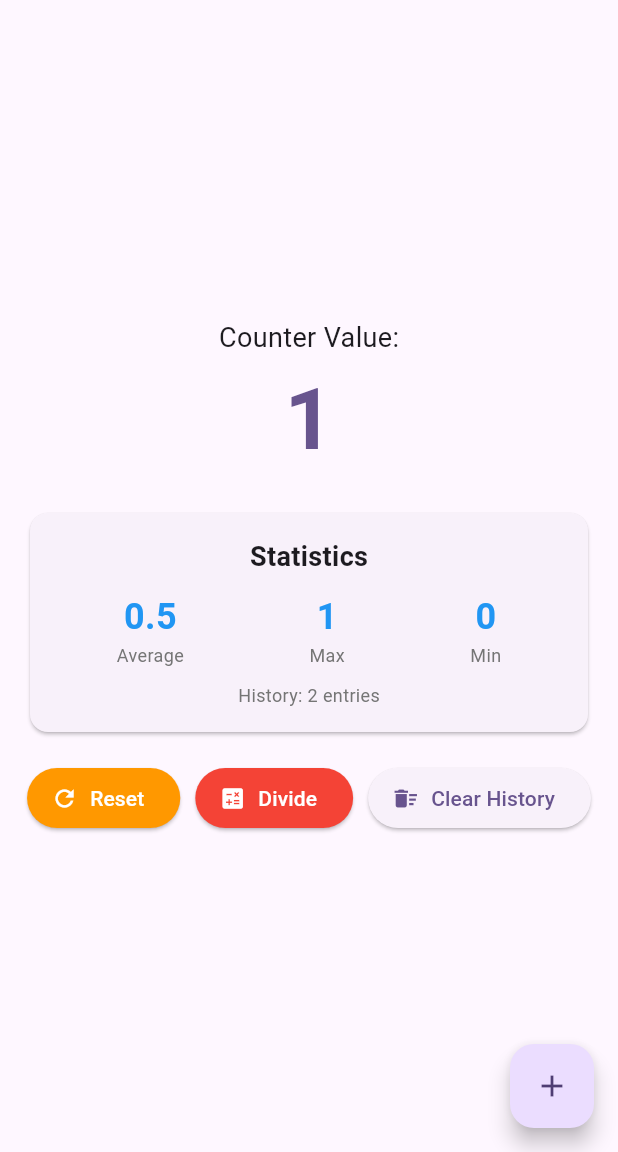
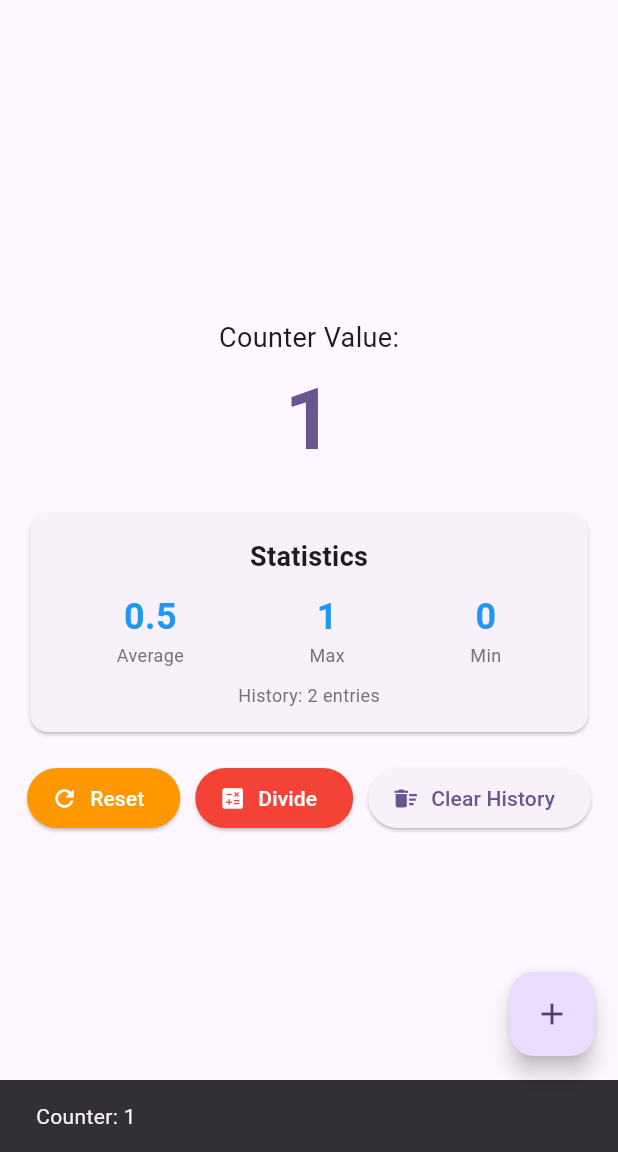
Before and after one commit to Nisakornphm/my_flutter_app, a Flutter app: the screen it shows after launch, after a tap on the "add" icon, on a phone screen of 412 x 824 dp, the part 84-1236 px from its top. Run offline on Flutter 3.47's test engine with Material 3 defaults, Android fonts, the phone set to English and light mode, and no system bars.

```diff
--- a/lib/main.dart
+++ b/lib/main.dart
@@ -35,6 +35,10 @@ class _MyHomePageState extends State<MyHomePage> with SingleTickerProviderStateM
   late AnimationController _animationController;
   late Animation<double> _scaleAnimation;
 
+  // Bug 1: Unused variables
+  final String unusedVariable = 'This is never used';
+  final double unusedDouble = 3.14159;
+
   // Bug 2: Magic number without explanation
   final int MAGIC_NUMBER = 42;
 
@@ -57,7 +61,7 @@ class _MyHomePageState extends State<MyHomePage> with SingleTickerProviderStateM
 
   @override
   void dispose() {
-    // Bug 3: Comment out dispose - potential memory leak!
+    // Bug 3: Memory leak - AnimationController not disposed!
     // _animationController.dispose();
     super.dispose();
   }
@@ -66,16 +70,23 @@ class _MyHomePageState extends State<MyHomePage> with SingleTickerProviderStateM
     setState(() {
       _counter++;
       _addToHistory(_counter);
-      _animationController.forward().then((_) => _animationController.reverse());
+      _animationController.forward().then((_) {
+        _animationController.reverse();
+        // Bug 6: Using context in callback without checking mounted
+        ScaffoldMessenger.of(context).showSnackBar(
+          SnackBar(content: Text('Counter: $_counter')),
+        );
+      });
     });
   }
 
-  // Bug: Async operation without proper error handling
+  // Bug 4: Async operation without mounted check
+  // Bug 5: Division by zero if counter is 0
   Future<void> _divideCounter() async {
-    // Missing try-catch and setState may complete after dispose
     await Future.delayed(Duration(milliseconds: 100));
+    // Missing: if (!mounted) return;
     setState(() {
-      int result = 100 ~/ _counter;
+      int result = 100 ~/ _counter; // Can crash if _counter = 0!
       print('Result: $result');
     });
   }
@@ -127,8 +138,8 @@ class _MyHomePageState extends State<MyHomePage> with SingleTickerProviderStateM
   }
 
   Map<String, dynamic> _getStatistics() {
-    // Bug: Calculating on every build - performance issue
-    // Also: Empty list check comes AFTER accessing _history[0]
+    // Bug 7: Performance issue - calculating on EVERY build!
+    // Should cache or use computed property
     if (_history.isEmpty) return {'avg': 0, 'max': 0, 'min': 0};
 
     int sum = 0;
```
